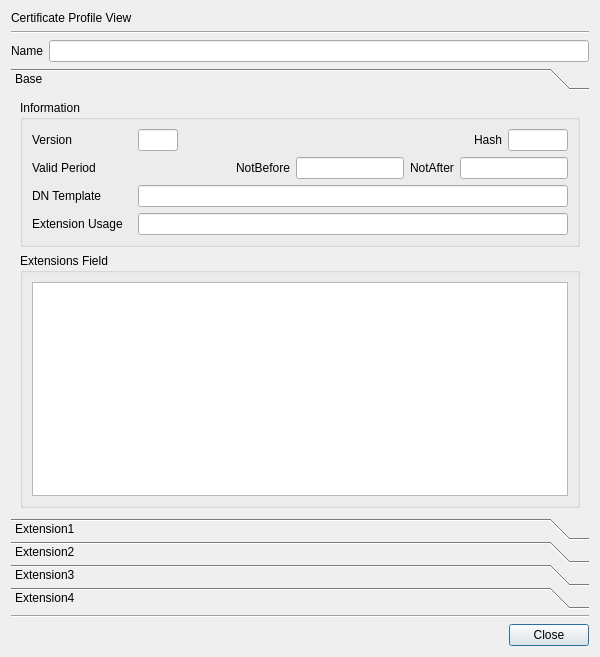
Above: CertMan/view_cert_profile_dlg.ui from jykim74/CertMan before the change. Below: the same form after it.
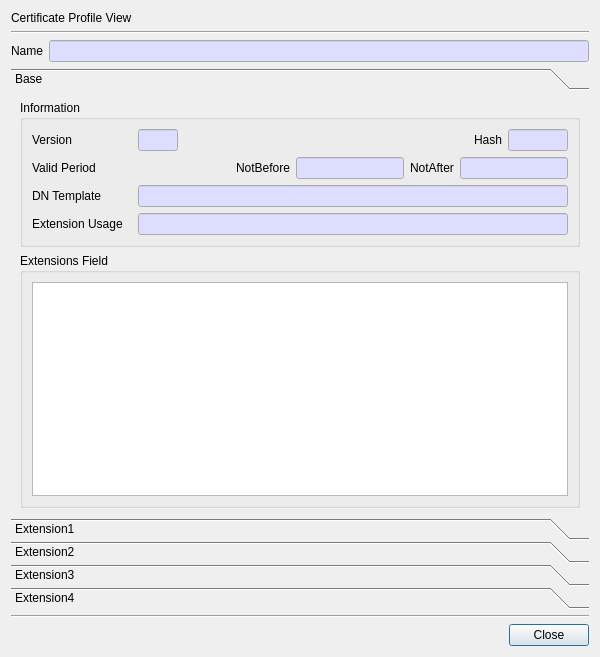
That is the form after the change. The open tabs and pages were chosen to show the change.

```diff
--- a/CertMan/view_cert_profile_dlg.ui
+++ b/CertMan/view_cert_profile_dlg.ui
@@ -54,6 +54,36 @@
          <height>0</height>
         </size>
        </property>
+       <property name="palette">
+        <palette>
+         <active>
+          <colorrole role="Base">
+           <brush brushstyle="SolidPattern">
+            <color alpha="255">
+             <red>221</red>
+             <green>221</green>
+             <blue>255</blue>
+            </color>
+           </brush>
+          </colorrole>
+         </active>
+         <inactive>
+          <colorrole role="Base">
+           <brush brushstyle="SolidPattern">
+            <color alpha="255">
+             <red>221</red>
+             <green>221</green>
+             <blue>255</blue>
+            </color>
+           </brush>
+          </colorrole>
+         </inactive>
+         <disabled/>
+        </palette>
+       </property>
+       <property name="readOnly">
+        <bool>true</bool>
+       </property>
       </widget>
      </item>
     </layout>
@@ -120,6 +150,36 @@
                 <height>16777215</height>
                </size>
               </property>
+              <property name="palette">
+               <palette>
+                <active>
+                 <colorrole role="Base">
+                  <brush brushstyle="SolidPattern">
+                   <color alpha="255">
+                    <red>221</red>
+                    <green>221</green>
+                    <blue>255</blue>
+                   </color>
+                  </brush>
+                 </colorrole>
+                </active>
+                <inactive>
+                 <colorrole role="Base">
+                  <brush brushstyle="SolidPattern">
+                   <color alpha="255">
+                    <red>221</red>
+                    <green>221</green>
+                    <blue>255</blue>
+                   </color>
+                  </brush>
+                 </colorrole>
+                </inactive>
+                <disabled/>
+               </palette>
+              </property>
+              <property name="readOnly">
+               <bool>true</bool>
+              </property>
              </widget>
             </item>
             <item row="0" column="0">
@@ -143,6 +203,36 @@
                 <height>16777215</height>
                </size>
               </property>
+              <property name="palette">
+               <palette>
+                <active>
+                 <colorrole role="Base">
+                  <brush brushstyle="SolidPattern">
+                   <color alpha="255">
+                    <red>221</red>
+                    <green>221</green>
+                    <blue>255</blue>
+                   </color>
+                  </brush>
+                 </colorrole>
+                </active>
+                <inactive>
+                 <colorrole role="Base">
+                  <brush brushstyle="SolidPattern">
+                   <color alpha="255">
+                    <red>221</red>
+                    <green>221</green>
+                    <blue>255</blue>
+                   </color>
+                  </brush>
+                 </colorrole>
+                </inactive>
+                <disabled/>
+               </palette>
+              </property>
+              <property name="readOnly">
+               <bool>true</bool>
+              </property>
              </widget>
             </item>
             <item row="0" column="2">
@@ -163,7 +253,38 @@
           <item>
            <layout class="QGridLayout" name="gridLayout_2">
             <item row="0" column="5">
-             <widget class="QLineEdit" name="mNotAfterText"/>
+             <widget class="QLineEdit" name="mNotAfterText">
+              <property name="palette">
+               <palette>
+                <active>
+                 <colorrole role="Base">
+                  <brush brushstyle="SolidPattern">
+                   <color alpha="255">
+                    <red>221</red>
+                    <green>221</green>
+                    <blue>255</blue>
+                   </color>
+                  </brush>
+                 </colorrole>
+                </active>
+                <inactive>
+                 <colorrole role="Base">
+                  <brush brushstyle="SolidPattern">
+                   <color alpha="255">
+                    <red>221</red>
+                    <green>221</green>
+                    <blue>255</blue>
+                   </color>
+                  </brush>
+                 </colorrole>
+                </inactive>
+                <disabled/>
+               </palette>
+              </property>
+              <property name="readOnly">
+               <bool>true</bool>
+              </property>
+             </widget>
             </item>
             <item row="0" column="4">
              <widget class="QLabel" name="mNotAfterLabel">
@@ -173,7 +294,38 @@
              </widget>
             </item>
             <item row="0" column="3">
-             <widget class="QLineEdit" name="mNotBeforeText"/>
+             <widget class="QLineEdit" name="mNotBeforeText">
+              <property name="palette">
+               <palette>
+                <active>
+                 <colorrole role="Base">
+                  <brush brushstyle="SolidPattern">
+                   <color alpha="255">
+                    <red>221</red>
+                    <green>221</green>
+                    <blue>255</blue>
+                   </color>
+                  </brush>
+                 </colorrole>
+                </active>
+                <inactive>
+                 <colorrole role="Base">
+                  <brush brushstyle="SolidPattern">
+                   <color alpha="255">
+                    <red>221</red>
+                    <green>221</green>
+                    <blue>255</blue>
+                   </color>
+                  </brush>
+                 </colorrole>
+                </inactive>
+                <disabled/>
+               </palette>
+              </property>
+              <property name="readOnly">
+               <bool>true</bool>
+              </property>
+             </widget>
             </item>
             <item row="0" column="0">
              <widget class="QLabel" name="mValidPeriodLabel">
@@ -226,7 +378,38 @@
              </widget>
             </item>
             <item row="0" column="1">
-             <widget class="QLineEdit" name="mDNTemplateText"/>
+             <widget class="QLineEdit" name="mDNTemplateText">
+              <property name="palette">
+               <palette>
+                <active>
+                 <colorrole role="Base">
+                  <brush brushstyle="SolidPattern">
+                   <color alpha="255">
+                    <red>221</red>
+                    <green>221</green>
+                    <blue>255</blue>
+                   </color>
+                  </brush>
+                 </colorrole>
+                </active>
+                <inactive>
+                 <colorrole role="Base">
+                  <brush brushstyle="SolidPattern">
+                   <color alpha="255">
+                    <red>221</red>
+                    <green>221</green>
+                    <blue>255</blue>
+                   </color>
+                  </brush>
+                 </colorrole>
+                </inactive>
+                <disabled/>
+               </palette>
+              </property>
+              <property name="readOnly">
+               <bool>true</bool>
+              </property>
+             </widget>
             </item>
            </layout>
           </item>
@@ -246,7 +429,38 @@
              </widget>
             </item>
             <item row="0" column="1">
-             <widget class="QLineEdit" name="mExtensionUsageText"/>
+             <widget class="QLineEdit" name="mExtensionUsageText">
+              <property name="palette">
+               <palette>
+                <active>
+                 <colorrole role="Base">
+                  <brush brushstyle="SolidPattern">
+                   <color alpha="255">
+                    <red>221</red>
+                    <green>221</green>
+                    <blue>255</blue>
+                   </color>
+                  </brush>
+                 </colorrole>
+                </active>
+                <inactive>
+                 <colorrole role="Base">
+                  <brush brushstyle="SolidPattern">
+                   <color alpha="255">
+                    <red>221</red>
+                    <green>221</green>
+                    <blue>255</blue>
+                   </color>
+                  </brush>
+                 </colorrole>
+                </inactive>
+                <disabled/>
+               </palette>
+              </property>
+              <property name="readOnly">
+               <bool>true</bool>
+              </property>
+             </widget>
             </item>
            </layout>
           </item>
```
Left out of the diff: 202 changed lines with no effect on the pictures.
